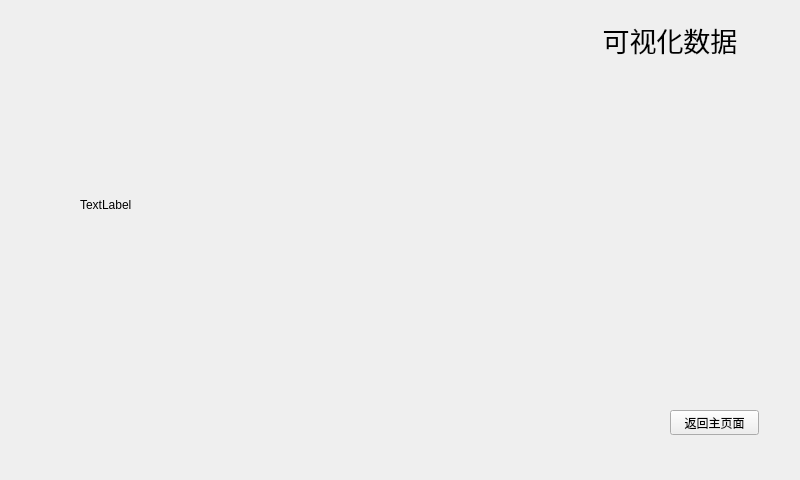
First picture: the form in visualizer.ui, repository gbn666/GeoProspector, before the edit.
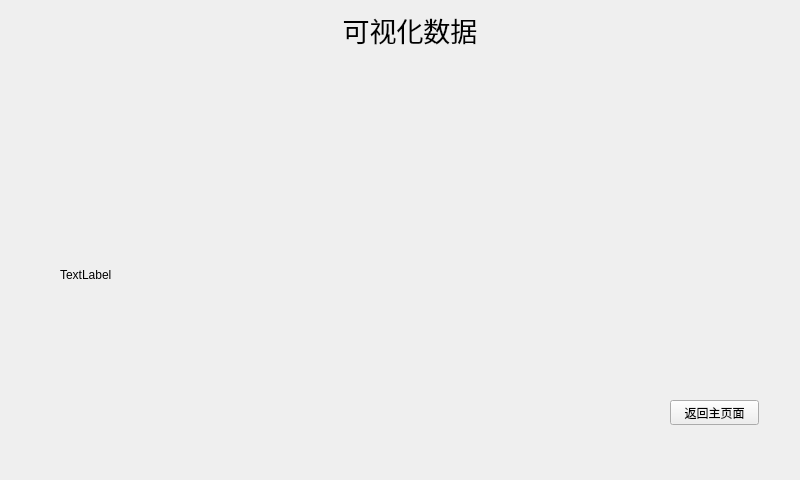
Second picture: the form after the edit. Icons and pictures are not drawn.

Diff of the .ui file:
```diff
--- a/visualizer.ui
+++ b/visualizer.ui
@@ -16,8 +16,8 @@
   <widget class="QLabel" name="label">
    <property name="geometry">
     <rect>
-     <x>570</x>
-     <y>20</y>
+     <x>310</x>
+     <y>10</y>
      <width>200</width>
      <height>40</height>
     </rect>
@@ -38,8 +38,8 @@
   <widget class="QLabel" name="imagelabel1">
    <property name="geometry">
     <rect>
-     <x>560</x>
-     <y>20</y>
+     <x>300</x>
+     <y>10</y>
      <width>30</width>
      <height>29</height>
     </rect>
@@ -55,7 +55,7 @@
    <property name="geometry">
     <rect>
      <x>670</x>
-     <y>410</y>
+     <y>400</y>
      <width>89</width>
      <height>25</height>
     </rect>
@@ -67,8 +67,8 @@
   <widget class="QLabel" name="label_2">
    <property name="geometry">
     <rect>
-     <x>80</x>
-     <y>80</y>
+     <x>60</x>
+     <y>150</y>
      <width>250</width>
      <height>250</height>
     </rect>
```
